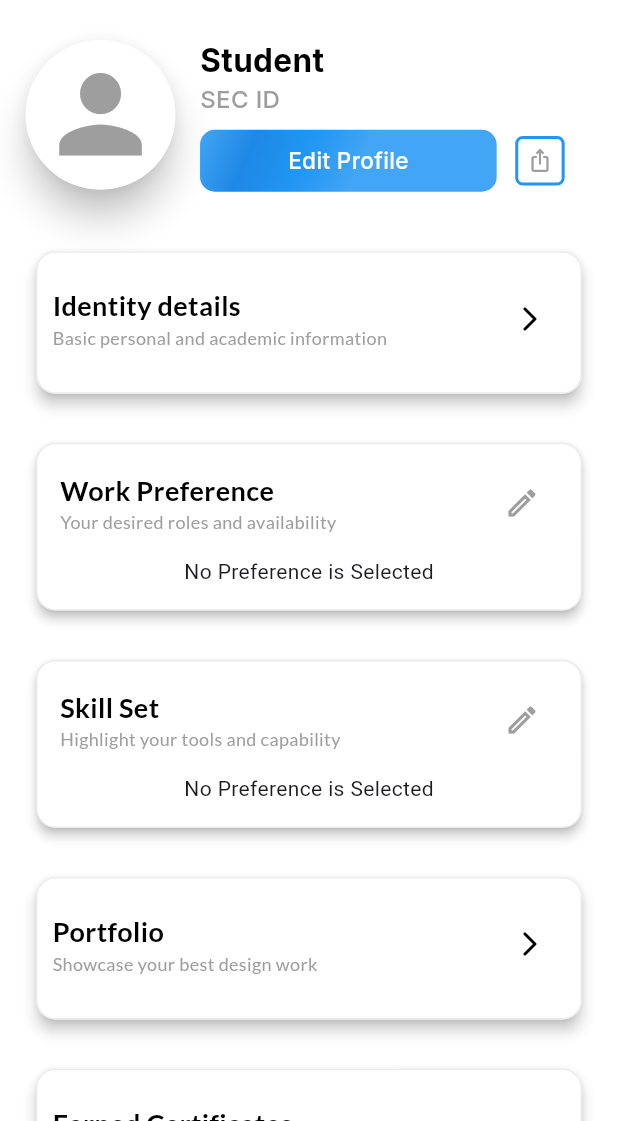
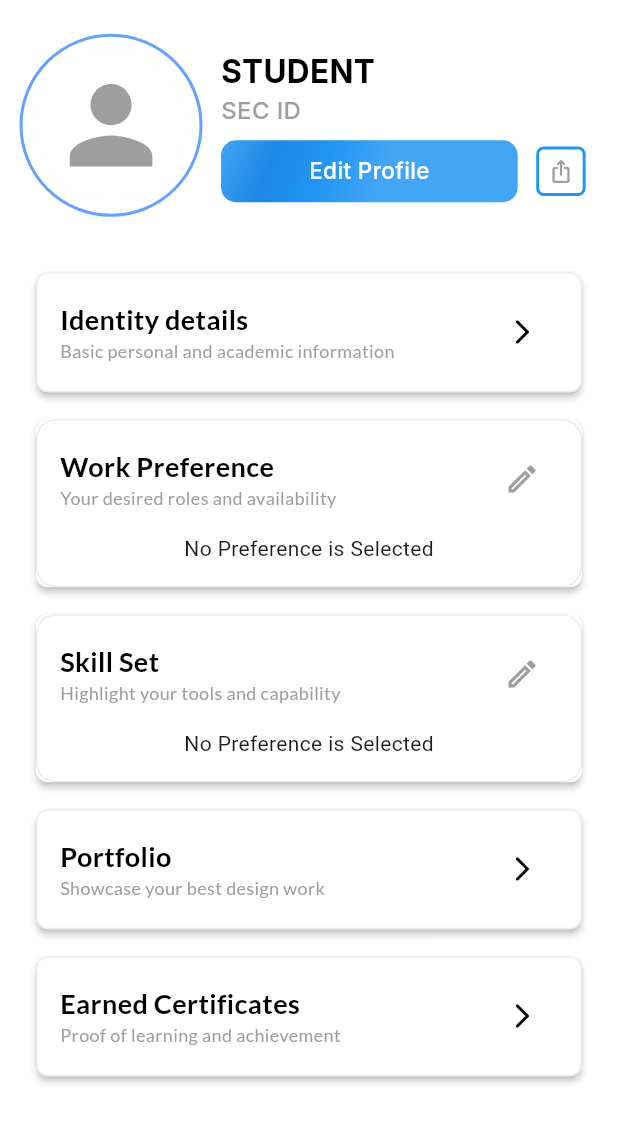
Before and after one commit to Sparkinovtech/Sairam, a Flutter app: the ProfilePage screen opened directly, on a phone screen of 412 x 824 dp, the part 115-1236 px from its top. Run offline on Flutter 3.47's test engine with Material 3 defaults, Android fonts, the phone set to English and light mode, and no system bars; our stand-ins replace bloc, cloud_firestore, connectivity_plus, equatable, file_picker, firebase_auth and 11 more; missing offline and left inert: timeline_tile_plus; accounts and stored records are empty; project files that could hold a hidden picture were left out.

Commit message:
login & profile ui

```diff
--- a/lib/Auth/View/login_form.dart
+++ b/lib/Auth/View/login_form.dart
@@ -6,6 +6,7 @@ import 'package:flutter_bloc/flutter_bloc.dart';
 import 'package:google_fonts/google_fonts.dart';
 import 'package:sairam_incubation/Auth/bloc/auth_bloc.dart';
 import 'package:sairam_incubation/Auth/bloc/auth_event.dart';
+import 'package:sairam_incubation/Utils/Constants/colors.dart';
 
 class LoginForm extends StatefulWidget {
   const LoginForm({super.key});
@@ -81,7 +82,7 @@ class _LoginFormState extends State<LoginForm> {
                     );
                   }
                 },
-                color: Colors.blueGrey,
+                color: bg,
                 minWidth: size.width * .67,
                 height: size.height * .06,
                 shape: RoundedRectangleBorder(
--- a/lib/Auth/View/signup_form.dart
+++ b/lib/Auth/View/signup_form.dart
@@ -4,6 +4,7 @@ import 'package:flutter_bloc/flutter_bloc.dart';
 import 'package:google_fonts/google_fonts.dart';
 import 'package:sairam_incubation/Auth/bloc/auth_bloc.dart';
 import 'package:sairam_incubation/Auth/bloc/auth_event.dart';
+import 'package:sairam_incubation/Utils/Constants/colors.dart';
 
 class SignUpForm extends StatefulWidget {
   const SignUpForm({super.key});
@@ -126,7 +127,7 @@ class _SignUpFormState extends State<SignUpForm> {
                     ),
                   );
                 },
-                color: Colors.blueGrey,
+                color: bg,
                 minWidth: size.width * .65,
                 height: size.height * .05,
                 shape: RoundedRectangleBorder(
--- a/lib/Profile/Views/profile_list.dart
+++ b/lib/Profile/Views/profile_list.dart
@@ -46,7 +46,7 @@ class _ProfileListState extends State<ProfileList>
               );
             },
           ),
-          SizedBox(height: size.height * 0.03),
+          SizedBox(height: 10),
           _buildListWidget(
             icon: Icons.edit_outlined,
             text: "Work Preference",
@@ -62,7 +62,7 @@ class _ProfileListState extends State<ProfileList>
               );
             },
           ),
-          SizedBox(height: size.height * 0.03),
+          SizedBox(height: 10),
           _buildListWidget(
             icon: Icons.edit_outlined,
             text: "Skill Set",
@@ -78,7 +78,7 @@ class _ProfileListState extends State<ProfileList>
               );
             },
           ),
-          SizedBox(height: size.height * 0.03),
+          SizedBox(height: 10),
           _buildList(
             icon: Icons.arrow_forward_ios_rounded,
             text: "Portfolio",
@@ -93,7 +93,7 @@ class _ProfileListState extends State<ProfileList>
               );
             },
           ),
-          SizedBox(height: size.height * 0.03),
+          SizedBox(height: 10),
           _buildList(
             icon: Icons.arrow_forward_ios_rounded,
             text: "Earned Certificates",
@@ -108,7 +108,7 @@ class _ProfileListState extends State<ProfileList>
               );
             },
           ),
-          SizedBox(height: size.height * 0.03),
+          SizedBox(height: 10),
         ],
       ),
     );
@@ -121,15 +121,15 @@ class _ProfileListState extends State<ProfileList>
     required VoidCallback onTap,
   }) {
     return Card(
-      elevation: 4,
-      shape: RoundedRectangleBorder(borderRadius: BorderRadius.circular(13)),
+      elevation: 2,
+      shape: RoundedRectangleBorder(borderRadius: BorderRadius.circular(8)),
       color: Colors.white,
       child: Container(
         width: double.infinity,
-        padding: const EdgeInsets.fromLTRB(10, 20, 10, 25),
+        padding: const EdgeInsets.all(15),
         decoration: BoxDecoration(
           color: Colors.white,
-          borderRadius: BorderRadius.circular(13),
+          borderRadius: BorderRadius.circular(8),
           border: Border.all(
             color: Colors.grey.withValues(alpha: 0.2),
             width: 1,
@@ -183,8 +183,8 @@ class _ProfileListState extends State<ProfileList>
     required VoidCallback onTap,
   }) {
     return Card(
-      elevation: 3,
-      shape: RoundedRectangleBorder(borderRadius: BorderRadius.circular(13)),
+      elevation: 2,
+      shape: RoundedRectangleBorder(borderRadius: BorderRadius.circular(8)),
       color: Colors.white,
       child: Container(
         width: double.infinity,
--- a/lib/View/Components/profile_page.dart
+++ b/lib/View/Components/profile_page.dart
@@ -7,6 +7,7 @@ import 'package:page_transition/page_transition.dart';
 import 'package:permission_handler/permission_handler.dart';
 import 'package:sairam_incubation/Profile/bloc/profile_bloc.dart';
 import 'package:sairam_incubation/Profile/bloc/profile_state.dart';
+import 'package:sairam_incubation/Utils/Constants/colors.dart';
 import 'package:sairam_incubation/Utils/Loader/loading_screen.dart';
 import 'package:sairam_incubation/Profile/Views/Components/Edit_Profile/edit_profile.dart';
 import 'package:sairam_incubation/Profile/Views/profile_list.dart';
@@ -98,8 +99,16 @@ class _ProfilePageState extends State<ProfilePage>
                         padding: EdgeInsets.symmetric(horizontal: 13),
                         child: Row(
                           children: [
-                            Card(
-                              elevation: 10,
+                            Container(
+                              padding: EdgeInsets.all(5),
+                              decoration: BoxDecoration(shape: BoxShape.circle,
+                              border: Border.all(
+                                  color: bg,
+                                  width: 2,
+                                )
+                              ),
+                              child: Card(
+                                elevation: 0,
                                 shape: RoundedRectangleBorder(
                                   borderRadius: BorderRadius.circular(50),
                                 ),
@@ -130,12 +139,13 @@ class _ProfilePageState extends State<ProfilePage>
                                   ),
                                 ),
                               ),
+                            ),
                             SizedBox(width: size.width * .03),
                             Column(
                               crossAxisAlignment: CrossAxisAlignment.start,
                               children: [
                                 Text(
-                                  profile?.name ?? "Student",
+                                  profile?.name?.toUpperCase() ?? "STUDENT",
                                   style: GoogleFonts.inter(
                                     color: Colors.black,
                                     fontSize: 21,
```
Also changed, not shown: lib/Auth/View/login_page.dart (+4 -3 lines), lib/Auth/View/signup_page.dart (+4 -3 lines), lib/View/Components/Home/home_page.dart (+17 -19 lines). Lines whose indentation alone changed are shown as unchanged.
